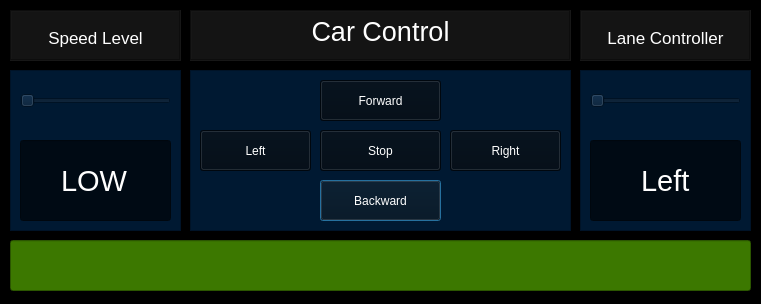
ahmedramady/gp2020_simulation, file gp2020_simulation/gui/gui.ui: the form before one commit.
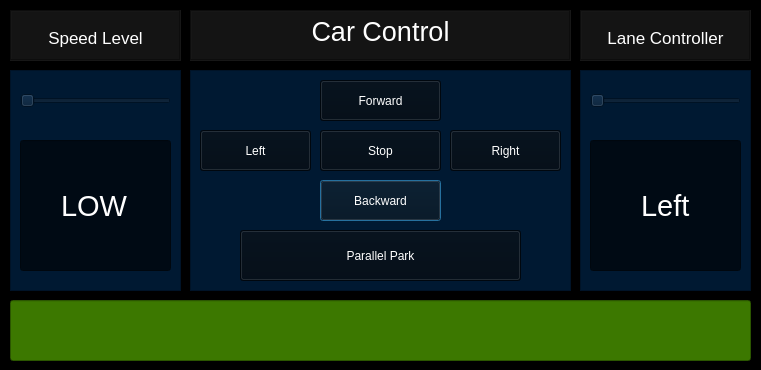
The form after the commit.

Commit message: Modulated code, added parallel parking feature, and bug fixes

Patch:
```diff
--- a/gp2020_simulation/gui/gui.ui
+++ b/gp2020_simulation/gui/gui.ui
@@ -7,7 +7,7 @@
     <x>0</x>
     <y>0</y>
     <width>761</width>
-    <height>304</height>
+    <height>370</height>
    </rect>
   </property>
   <property name="windowTitle">
@@ -23,7 +23,7 @@
      <x>10</x>
      <y>70</y>
      <width>171</width>
-     <height>161</height>
+     <height>221</height>
     </rect>
    </property>
    <property name="styleSheet">
@@ -79,7 +79,7 @@
       <x>10</x>
       <y>70</y>
       <width>151</width>
-      <height>81</height>
+      <height>131</height>
      </rect>
     </property>
     <property name="font">
@@ -164,7 +164,7 @@
      <x>190</x>
      <y>70</y>
      <width>381</width>
-     <height>161</height>
+     <height>221</height>
     </rect>
    </property>
    <property name="styleSheet">
@@ -257,14 +257,30 @@
      <string>Left</string>
     </property>
    </widget>
+   <widget class="QPushButton" name="parallelparkbutton">
+    <property name="geometry">
+     <rect>
+      <x>50</x>
+      <y>160</y>
+      <width>281</width>
+      <height>51</height>
+     </rect>
+    </property>
+    <property name="styleSheet">
+     <string notr="true">background-color: rgb(0, 10, 20);</string>
+    </property>
+    <property name="text">
+     <string>Parallel Park</string>
+    </property>
+   </widget>
   </widget>
   <widget class="QLineEdit" name="safetystatus">
    <property name="geometry">
     <rect>
      <x>10</x>
-     <y>240</y>
+     <y>300</y>
      <width>741</width>
-     <height>51</height>
+     <height>61</height>
     </rect>
    </property>
    <property name="styleSheet">
@@ -290,7 +306,7 @@
      <x>580</x>
      <y>70</y>
      <width>171</width>
-     <height>161</height>
+     <height>221</height>
     </rect>
    </property>
    <property name="styleSheet">
@@ -355,7 +371,7 @@
       <x>10</x>
       <y>70</y>
       <width>151</width>
-      <height>81</height>
+      <height>131</height>
      </rect>
     </property>
     <property name="font">
```
The commit also changes 19 other files.
